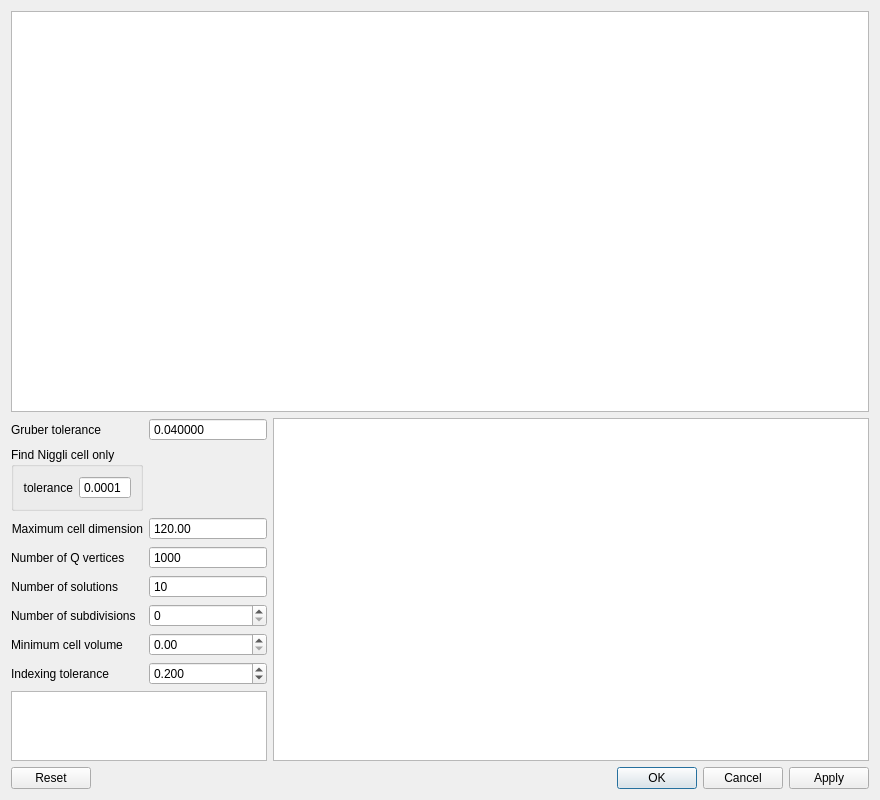
The window that apps/nsxqt/ui/DialogAutoIndexing.ui (k61n/openhkl) describes before a commit, drawn with Qt 5.
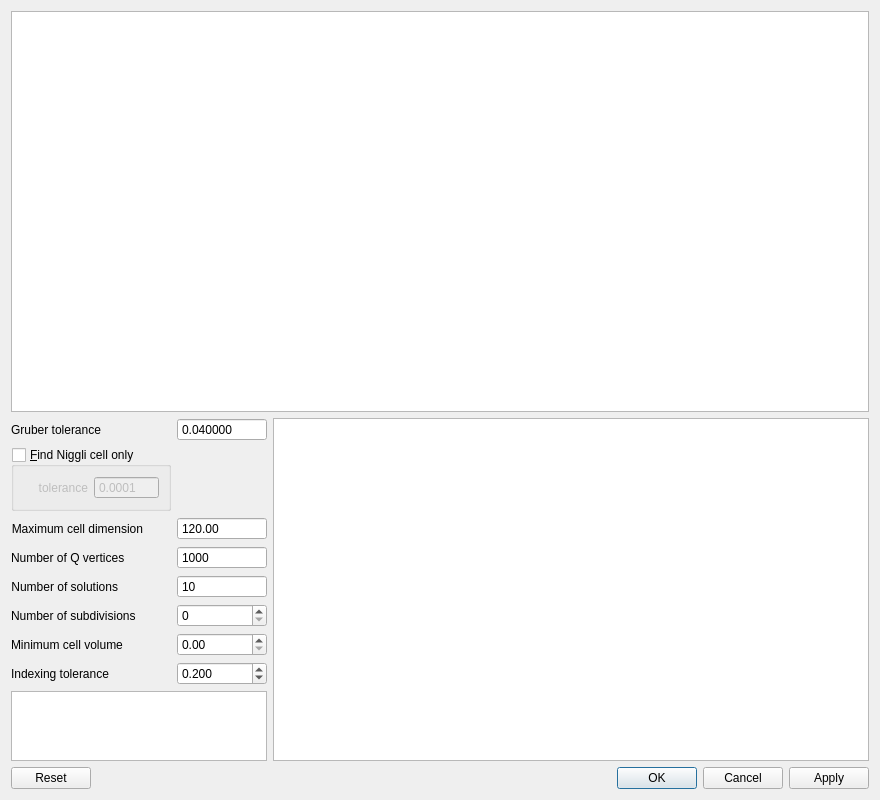
The same window after the commit. Custom widgets are drawn as their Qt base class.

Commit message: Added event for editing unit cell name Made the autoindexing dialog fully modeless but with a single instance at a time

```diff
--- a/apps/nsxqt/ui/DialogAutoIndexing.ui
+++ b/apps/nsxqt/ui/DialogAutoIndexing.ui
@@ -56,10 +56,16 @@
        <item row="1" column="0">
         <widget class="QGroupBox" name="niggli">
          <property name="title">
-          <string>Find Niggli cell only</string>
+          <string>&amp;Find Niggli cell only</string>
          </property>
-         <layout class="QFormLayout" name="formLayout_2">
-          <item row="0" column="0">
+         <property name="checkable">
+          <bool>true</bool>
+         </property>
+         <property name="checked">
+          <bool>false</bool>
+         </property>
+         <layout class="QHBoxLayout" name="horizontalLayout_2">
+          <item>
            <widget class="QLabel" name="label">
             <property name="text">
              <string>tolerance</string>
@@ -69,7 +75,7 @@
             </property>
            </widget>
           </item>
-          <item row="0" column="1">
+          <item>
            <widget class="QDoubleSpinBox" name="niggliTolerance">
             <property name="buttonSymbols">
              <enum>QAbstractSpinBox::NoButtons</enum>
```
Left out of the diff: 2 changed lines with no effect on the pictures. The commit also changes 2 other files.
